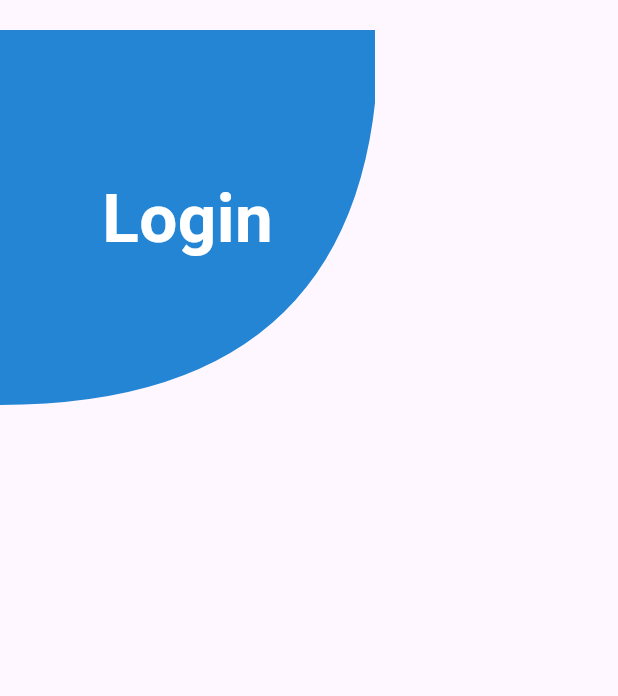
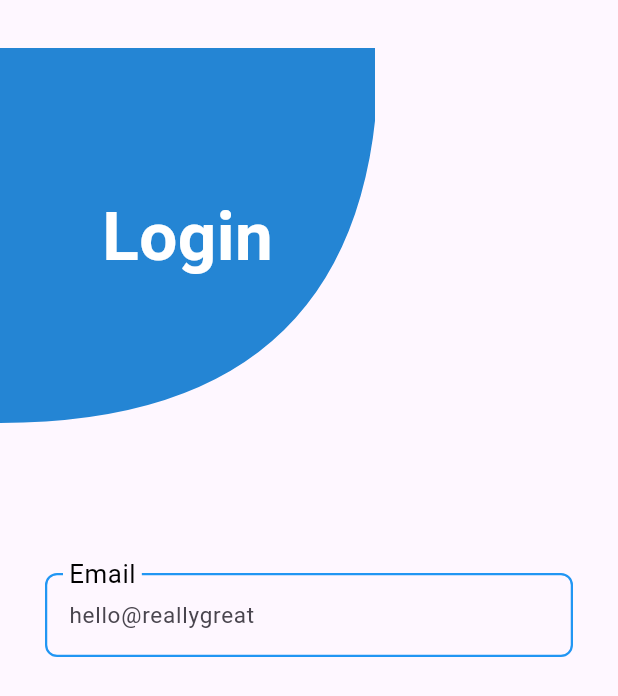
Before and after one commit to riteshpn/assigment_project, a Flutter app: the screen it shows after launch, after a tap on "Countinue with Mail", on a phone screen of 412 x 824 dp. Shown: the top 696 px of the screen. Run offline on Flutter 3.47's test engine with Material 3 defaults, Android fonts, the phone set to English and light mode, and no system bars; our stand-ins replace firebase_core; accounts and stored records are empty.

Commit message:
add custom widget (customTextFormField)

```diff
--- a/lib/screens/login_screen.dart
+++ b/lib/screens/login_screen.dart
@@ -1,4 +1,5 @@
 import 'package:assigment_project/constant/colors.dart';
+import 'package:assigment_project/widgets/custom_text_form_field.dart';
 import 'package:flutter/material.dart';
 
 class LoginScreen extends StatefulWidget {
@@ -12,7 +13,11 @@ class _LoginScreenState extends State<LoginScreen> {
   @override
   Widget build(BuildContext context) {
     return Scaffold(
-      body: Column(
+      body: Padding(
+        padding: const EdgeInsets.only(top: 12),
+        child: Column(
+          mainAxisAlignment: MainAxisAlignment.start,
+          crossAxisAlignment: CrossAxisAlignment.start,
           children: [
             SizedBox(
               height: 20,
@@ -34,8 +39,22 @@ class _LoginScreenState extends State<LoginScreen> {
                   ),
                 ),
               ),
-          )
+            ),
+            const SizedBox(
+              height: 100,
+            ),
+            Padding(
+                padding: EdgeInsets.symmetric(horizontal: 5),
+                child: CustomTextFormField(
+                  labelText: 'Email',
+                  hintText: 'hello@reallygreat',
+                  inputType: TextInputType.emailAddress,
+                )),
+            const SizedBox(
+              height: 35,
+            ),
           ],
+        ),
       ),
     );
   }
--- /dev/null
+++ b/lib/widgets/custom_text_form_field.dart
@@ -0,0 +1,75 @@
+import 'package:assigment_project/constant/colors.dart';
+import 'package:flutter/material.dart';
+
+class CustomTextFormField extends StatefulWidget {
+  final TextEditingController? controller;
+  final Key? fieldKey;
+  final bool? isPasswordField;
+  final String? labelText;
+  final String hintText;
+  final String? helperText;
+  final FormFieldSetter<String>? onSaved;
+  final FormFieldValidator<String>? validator;
+  final ValueChanged<String>? onFieldSubmitted;
+  final TextInputType? inputType;
+
+  final Widget? suffixIcon;
+  const CustomTextFormField({super.key, this.controller,
+    this.fieldKey,
+    this.labelText,
+    required this.hintText,
+    this.helperText,
+    this.onSaved,
+    this.validator,
+    this.onFieldSubmitted,
+    this.inputType,
+    this.suffixIcon,
+    this.isPasswordField,});
+
+  @override
+  State<CustomTextFormField> createState() => _CustomTextFormFieldState();
+}
+
+class _CustomTextFormFieldState extends State<CustomTextFormField> {
+  bool _obscureText = true;
+  @override
+  Widget build(BuildContext context) {
+    return Padding(
+      padding: const EdgeInsets.symmetric(horizontal: 25),
+      child: TextFormField(
+        style: TextStyle(
+          color: CommonConstant.lightBlue
+        ),
+        controller: widget.controller,
+        keyboardType: widget.inputType,
+        key: widget.fieldKey,
+        obscureText: widget.isPasswordField == true ? _obscureText : false,
+        onSaved: widget.onSaved,
+        validator: widget.validator,
+        onFieldSubmitted: widget.onFieldSubmitted,
+        decoration: InputDecoration(
+          labelText: widget.labelText,
+          hintText: widget.hintText,
+          hintStyle: TextStyle(fontSize: 15),
+          floatingLabelBehavior: FloatingLabelBehavior.always,
+          enabledBorder: OutlineInputBorder(
+            borderSide: BorderSide(color: Colors.blue, width: 1.5),
+            borderRadius: BorderRadius.circular(8.0),
+          ),
+           labelStyle: TextStyle(fontSize: 23, color: Colors.black),
+          suffixIcon: GestureDetector(
+              onTap: () {
+                setState(() {
+                  _obscureText = !_obscureText;
+                });
+              },
+              child: widget.isPasswordField == true
+                  ? Icon(_obscureText ? Icons.lock_clock : Icons.lock_open,
+                      size: 35,
+                      color: _obscureText == false ? Colors.blue : Colors.blue)
+                  : SizedBox()),
+      ),
+      )
+    );
+  }
+}
```
Lines whose indentation alone changed are shown as unchanged.
